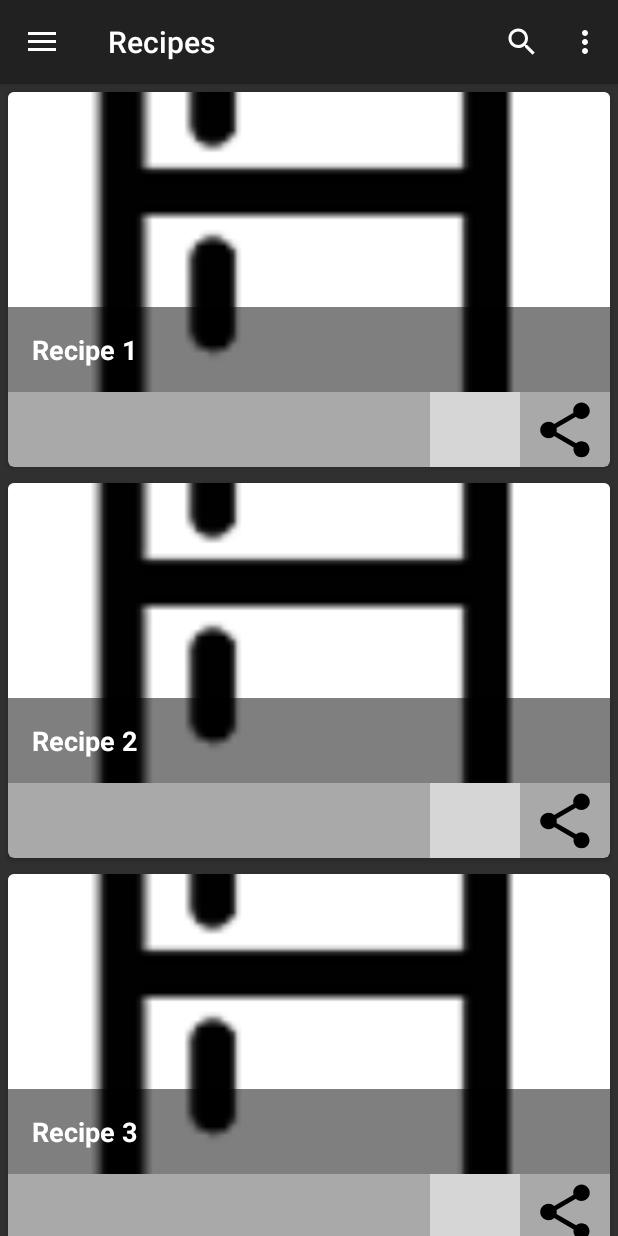
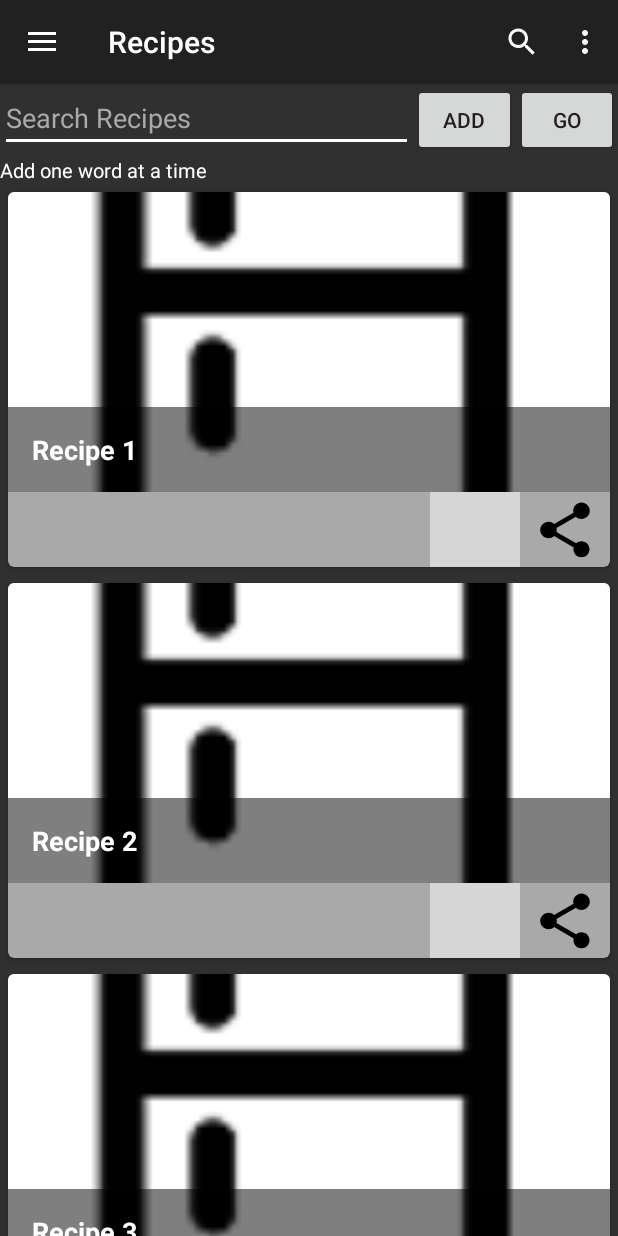
Before and after one commit to eyee19/Fridgemate, an Android app: the screen it shows after launch (MainActivity), after a tap on "Recipes", on a phone screen of 412 x 824 dp. Run offline under Robolectric (Android 15) with nearby library versions, the phone set to English and light mode, and no system bars; 2 other taps on this screen came first; grey boxes are pictures that could not be loaded.

Commit message:
Working on recipe lookup input

```diff
--- a/app/src/main/AndroidManifest.xml
+++ b/app/src/main/AndroidManifest.xml
@@ -1,6 +1,8 @@
 <?xml version="1.0" encoding="utf-8"?>
 <manifest xmlns:android="http://schemas.android.com/apk/res/android"
     package="com.example.eyee3.fridgemate">
+
+    <uses-permission android:name="android.permission.INTERNET"/>
 
     <application
         android:allowBackup="true"
--- a/app/src/main/java/com/example/eyee3/fridgemate/CardFragment.java
+++ b/app/src/main/java/com/example/eyee3/fridgemate/CardFragment.java
@@ -1,23 +1,34 @@
 package com.example.eyee3.fridgemate;
 
+import android.app.DatePickerDialog;
 import android.content.ContentResolver;
 import android.content.Intent;
 import android.net.Uri;
 import android.os.Bundle;
+import android.support.annotation.Nullable;
+import android.support.design.widget.TextInputEditText;
 import android.support.v4.app.Fragment;
 import android.support.v7.widget.LinearLayoutManager;
 import android.support.v7.widget.RecyclerView;
 import android.view.LayoutInflater;
 import android.view.View;
 import android.view.ViewGroup;
+import android.widget.Button;
+import android.widget.DatePicker;
+import android.widget.EditText;
 import android.widget.ImageView;
 import android.widget.TextView;
 import android.widget.Toast;
 
 import java.util.ArrayList;
+import java.util.Calendar;
 
 public class CardFragment extends Fragment {
     ArrayList<RecipeModel> listitems = new ArrayList<>();
+    EditText searchInput;
+    Button addSearch;
+    Button goSearch;
+    TextView searching;
     RecyclerView MyRecyclerView;
     String Recipes[] = {"Recipe 1","Recipe 2","Recipe 3","Recipe 4","Recipe 5","Recipe 6","Recipe 7"};
     int  Images[] = {R.drawable.fridge_splash, R.drawable.fridge_splash, R.drawable.fridge_splash, R.drawable.fridge_splash,
@@ -44,6 +55,29 @@ public class CardFragment extends Fragment {
         MyRecyclerView.setLayoutManager(MyLayoutManager);
 
         return view;
+    }
+
+    @Override
+    public void onViewCreated(View view, @Nullable Bundle savedInstanceState) {
+        searchInput = (EditText) view.findViewById(R.id.searchBox);
+        addSearch = (Button) view.findViewById(R.id.plus);
+        goSearch = (Button) view.findViewById(R.id.search);
+        searching = (TextView) view.findViewById(R.id.searchingFor);
+
+        addSearch.setOnClickListener(new View.OnClickListener() {
+            @Override
+            public void onClick(View v) {
+                searching.append(searchInput.getText().toString() + ",");
+            }
+        });
+
+        goSearch.setOnClickListener(new View.OnClickListener() {
+            @Override
+            public void onClick(View v) {
+                String fullSearch = searching.getText().toString();
+                Toast.makeText(getActivity(), "Searching for " + fullSearch, Toast.LENGTH_SHORT).show();
+            }
+        });
     }
 
     public void initializeList() {
--- a/app/src/main/res/layout/fragment_card.xml
+++ b/app/src/main/res/layout/fragment_card.xml
@@ -3,8 +3,51 @@
     android:layout_width="match_parent" android:layout_height="match_parent"
     android:background="@color/background">
 
+    <LinearLayout
+        android:layout_width="match_parent"
+        android:layout_height="wrap_content"
+        android:id="@+id/topLayout"
+        android:orientation="horizontal">
+
+        <EditText
+            android:layout_width="match_parent"
+            android:layout_height="wrap_content"
+            android:id="@+id/searchBox"
+            android:layout_weight="0.4"
+            android:hint="Search Recipes"
+            android:textColor="@color/white"
+            android:textColorHint="@color/darkMode"/>
+
+        <Button
+            android:layout_width="match_parent"
+            android:layout_height="wrap_content"
+            android:layout_weight="1"
+            android:id="@+id/plus"
+            android:textColor="@color/appBar"
+            android:text="Add"/>
+
+        <Button
+            android:layout_width="match_parent"
+            android:layout_height="wrap_content"
+            android:id="@+id/search"
+            android:layout_weight="1"
+            android:textColor="@color/appBar"
+            android:text="Go"/>
+
+    </LinearLayout>
+
+    <TextView
+        android:layout_width="match_parent"
+        android:layout_height="wrap_content"
+        android:id="@+id/searchingFor"
+        android:textSize="6pt"
+        android:layout_below="@id/topLayout"
+        android:hint="Add one word at a time"
+        android:textColorHint="@color/white"/>
+
     <android.support.v7.widget.RecyclerView
         android:id="@+id/cardView"
+        android:layout_below="@id/searchingFor"
         android:layout_width="match_parent"
         android:layout_height="match_parent" />
 
```
